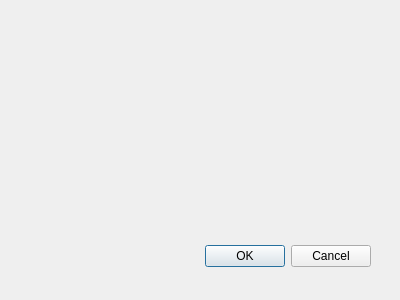
First picture: the form in ParticleManager/ParticleCreator.ui, repository Nakio195/OSSAM-Editor, before the edit.
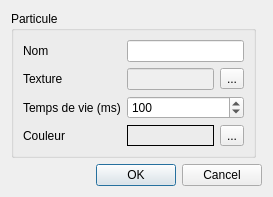
Second picture: the form after the edit. Icons and pictures are not drawn. Custom widgets are drawn as their Qt base class.

```diff
--- a/ParticleManager/ParticleCreator.ui
+++ b/ParticleManager/ParticleCreator.ui
@@ -4,36 +4,131 @@
  <exportmacro/>
  <class>ParticleCreator</class>
  <widget class="QDialog" name="ParticleCreator">
+  <property name="enabled">
+   <bool>true</bool>
+  </property>
   <property name="geometry">
    <rect>
     <x>0</x>
     <y>0</y>
-    <width>400</width>
-    <height>300</height>
+    <width>273</width>
+    <height>177</height>
    </rect>
   </property>
   <property name="windowTitle">
    <string>Dialog</string>
   </property>
-  <widget class="QDialogButtonBox" name="buttonBox">
-   <property name="geometry">
-    <rect>
-     <x>30</x>
-     <y>240</y>
-     <width>341</width>
-     <height>32</height>
-    </rect>
-   </property>
-   <property name="orientation">
-    <enum>Qt::Horizontal</enum>
-   </property>
-   <property name="standardButtons">
-    <set>QDialogButtonBox::Cancel|QDialogButtonBox::Ok</set>
-   </property>
-  </widget>
+  <property name="windowIcon">
+   <iconset resource="../icons.qrc">
+    <normaloff>:/editor/icons/icons/Particle.png</normaloff>:/editor/icons/icons/Particle.png</iconset>
+  </property>
+  <layout class="QGridLayout" name="gridLayout">
+   <item row="1" column="0" colspan="2">
+    <widget class="QDialogButtonBox" name="buttonBox">
+     <property name="orientation">
+      <enum>Qt::Horizontal</enum>
+     </property>
+     <property name="standardButtons">
+      <set>QDialogButtonBox::Cancel|QDialogButtonBox::Ok</set>
+     </property>
+    </widget>
+   </item>
+   <item row="0" column="0">
+    <widget class="QGroupBox" name="groupBox">
+     <property name="title">
+      <string>Particule</string>
+     </property>
+     <layout class="QGridLayout" name="gridLayout_2">
+      <item row="1" column="1">
+       <widget class="QLineEdit" name="ln_texture">
+        <property name="enabled">
+         <bool>false</bool>
+        </property>
+       </widget>
+      </item>
+      <item row="3" column="2">
+       <widget class="QToolButton" name="btn_color">
+        <property name="text">
+         <string>...</string>
+        </property>
+       </widget>
+      </item>
+      <item row="3" column="1">
+       <widget class="ClickableLabel" name="clr_viewer">
+        <property name="frameShape">
+         <enum>QFrame::Box</enum>
+        </property>
+        <property name="text">
+         <string/>
+        </property>
+       </widget>
+      </item>
+      <item row="1" column="0">
+       <widget class="QLabel" name="label">
+        <property name="text">
+         <string>Texture</string>
+        </property>
+       </widget>
+      </item>
+      <item row="3" column="0">
+       <widget class="QLabel" name="label_4">
+        <property name="text">
+         <string>Couleur</string>
+        </property>
+       </widget>
+      </item>
+      <item row="1" column="2">
+       <widget class="QToolButton" name="btn_asset">
+        <property name="text">
+         <string>...</string>
+        </property>
+       </widget>
+      </item>
+      <item row="0" column="0">
+       <widget class="QLabel" name="label_2">
+        <property name="text">
+         <string>Nom</string>
+        </property>
+       </widget>
+      </item>
+      <item row="0" column="1" colspan="2">
+       <widget class="QLineEdit" name="ln_name"/>
+      </item>
+      <item row="2" column="0">
+       <widget class="QLabel" name="label_3">
+        <property name="text">
+         <string>Temps de vie (ms)</string>
+        </property>
+       </widget>
+      </item>
+      <item row="2" column="1" colspan="2">
+       <widget class="QSpinBox" name="spinBox">
+        <property name="minimum">
+         <number>1</number>
+        </property>
+        <property name="maximum">
+         <number>99999</number>
+        </property>
+        <property name="value">
+         <number>100</number>
+        </property>
+       </widget>
+      </item>
+     </layout>
+    </widget>
+   </item>
+  </layout>
  </widget>
- <pixmapfunction/>
- <resources/>
+ <customwidgets>
+  <customwidget>
+   <class>ClickableLabel</class>
+   <extends>QLabel</extends>
+   <header>widgets/ClickableLabel.h</header>
+  </customwidget>
+ </customwidgets>
+ <resources>
+  <include location="../icons.qrc"/>
+ </resources>
  <connections>
   <connection>
    <sender>buttonBox</sender>
```
Left out of the diff: 90 changed lines with no effect on the pictures.
